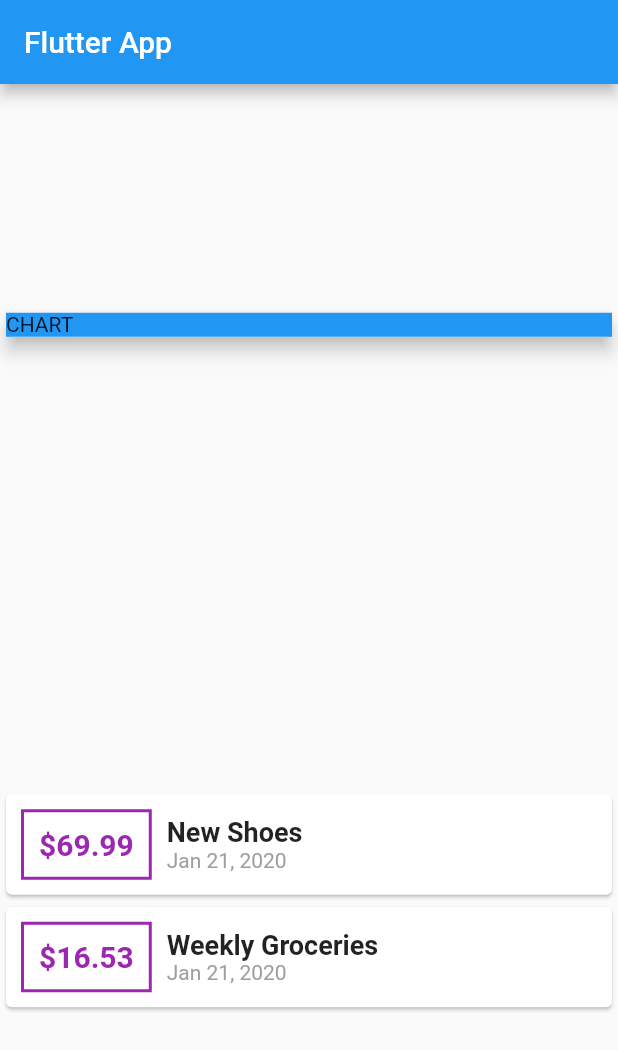
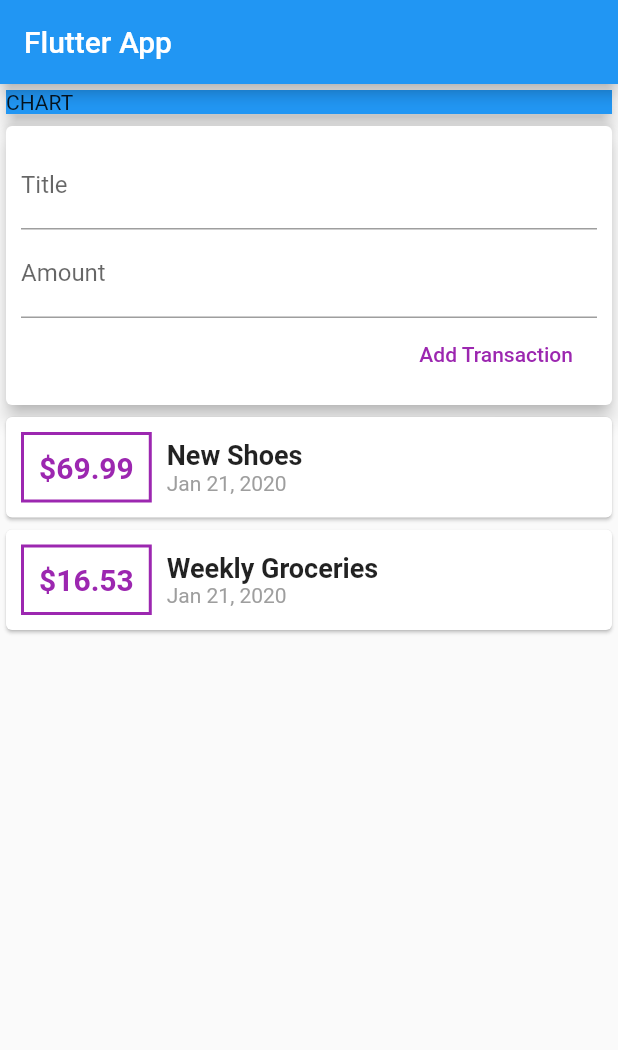
Before and after one commit to KishoreKoushik/ExpensePlanner, a Flutter app: the screen it shows after launch, on a phone screen of 412 x 824 dp. Shown: the top 1050 px of the screen. Run offline on Flutter 3.47's test engine with Material 2 defaults, Android fonts, the phone set to English and light mode, and no system bars.

Commit message:
Added input fields

```diff
--- a/lib/main.dart
+++ b/lib/main.dart
@@ -29,6 +29,12 @@ class MyHomePage extends StatelessWidget {
         amount: 16.53,
         date: DateTime.now()),
   ];
+  //one method o picking values from the fields
+  // String titleInput;
+  // String amountInput;
+
+  final titleController = TextEditingController();
+  final amountController = TextEditingController();
 
   @override
   Widget build(BuildContext context) {
@@ -37,7 +43,7 @@ class MyHomePage extends StatelessWidget {
           title: Text('Flutter App'),
         ),
         body: Column(
-          mainAxisAlignment: MainAxisAlignment.spaceAround,
+          //mainAxisAlignment: MainAxisAlignment.start,
           crossAxisAlignment: CrossAxisAlignment.stretch,
           children: <Widget>[
             Container(
@@ -48,6 +54,36 @@ class MyHomePage extends StatelessWidget {
                   child: Text('CHART'),
                 ),
                 elevation: 5,
+              ),
+            ),
+            Card(
+              elevation: 5,
+              child: Container(
+                padding: EdgeInsets.all(10),
+                child: Column(
+                  crossAxisAlignment: CrossAxisAlignment.end,
+                  children: <Widget>[
+                    TextField(
+                      decoration: InputDecoration(labelText: 'Title'),
+                      controller: titleController,
+                      // onChanged: (val){
+                      //   titleInput = val;
+                      // },
+                    ),
+                    TextField(
+                      decoration: InputDecoration(labelText: 'Amount'),
+                      controller: amountController,
+                      //onChanged: (val) => amountInput =val,
+                    ),
+                    FlatButton(
+                      child: Text('Add Transaction'),
+                      textColor: Colors.purple,
+                      onPressed: () {
+                        print(titleController.text);
+                      },
+                    )
+                  ],
+                ),
               ),
             ),
             Column(
@@ -67,7 +103,7 @@ class MyHomePage extends StatelessWidget {
                         )),
                         padding: EdgeInsets.all(10),
                         child: Text(
-                         '\$${tx.amount}',
+                          '\$${tx.amount}',
                           style: TextStyle(
                             fontWeight: FontWeight.bold,
                             fontSize: 20,
@@ -78,7 +114,13 @@ class MyHomePage extends StatelessWidget {
                       Column(
                         crossAxisAlignment: CrossAxisAlignment.start,
                         children: <Widget>[
-                          Text(tx.title, style: TextStyle(fontSize: 18, fontWeight: FontWeight.bold,),),
+                          Text(
+                            tx.title,
+                            style: TextStyle(
+                              fontSize: 18,
+                              fontWeight: FontWeight.bold,
+                            ),
+                          ),
                           Text(
                             DateFormat.yMMMd().format(tx.date),
                             style: TextStyle(color: Colors.grey),
```
